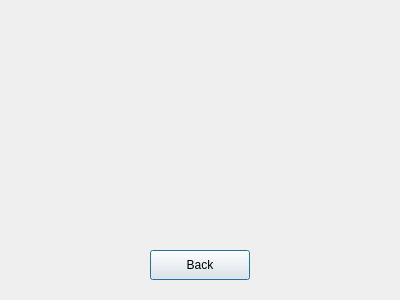
Old version of the form interiorlights.ui in the repository dbogardaustin/InfotainmentSystem.
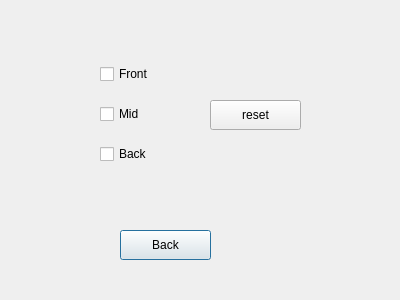
New version of the form.

Diff of the .ui file:
```diff
--- a/interiorlights.ui
+++ b/interiorlights.ui
@@ -16,9 +16,9 @@
   <widget class="QPushButton" name="pushButton">
    <property name="geometry">
     <rect>
-     <x>150</x>
-     <y>250</y>
-     <width>100</width>
+     <x>120</x>
+     <y>230</y>
+     <width>91</width>
      <height>30</height>
     </rect>
    </property>
@@ -26,6 +26,58 @@
     <string>Back</string>
    </property>
   </widget>
+  <widget class="QCheckBox" name="Front">
+   <property name="geometry">
+    <rect>
+     <x>100</x>
+     <y>60</y>
+     <width>95</width>
+     <height>28</height>
+    </rect>
+   </property>
+   <property name="text">
+    <string>Front</string>
+   </property>
+  </widget>
+  <widget class="QCheckBox" name="Mid">
+   <property name="geometry">
+    <rect>
+     <x>100</x>
+     <y>100</y>
+     <width>95</width>
+     <height>28</height>
+    </rect>
+   </property>
+   <property name="text">
+    <string>Mid</string>
+   </property>
+  </widget>
+  <widget class="QCheckBox" name="Back">
+   <property name="geometry">
+    <rect>
+     <x>100</x>
+     <y>140</y>
+     <width>95</width>
+     <height>28</height>
+    </rect>
+   </property>
+   <property name="text">
+    <string>Back</string>
+   </property>
+  </widget>
+  <widget class="QPushButton" name="resetButton">
+   <property name="geometry">
+    <rect>
+     <x>210</x>
+     <y>100</y>
+     <width>91</width>
+     <height>30</height>
+    </rect>
+   </property>
+   <property name="text">
+    <string>reset</string>
+   </property>
+  </widget>
  </widget>
  <resources/>
  <connections/>
```
